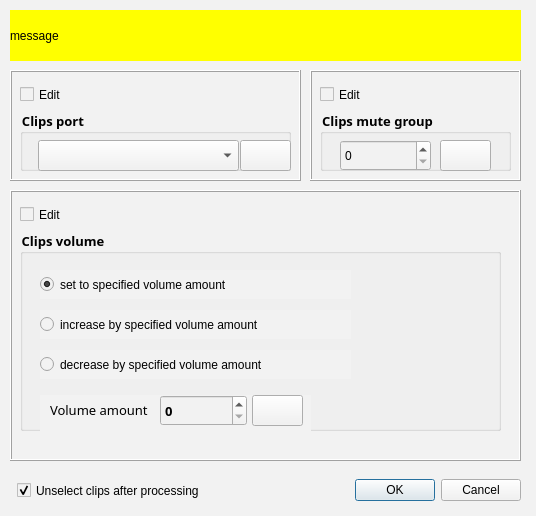
This is superboucle/edit_clips_ui.ui in zigmhount/SpinTool_zig as Qt 5 draws it before an edit. The edited form follows.
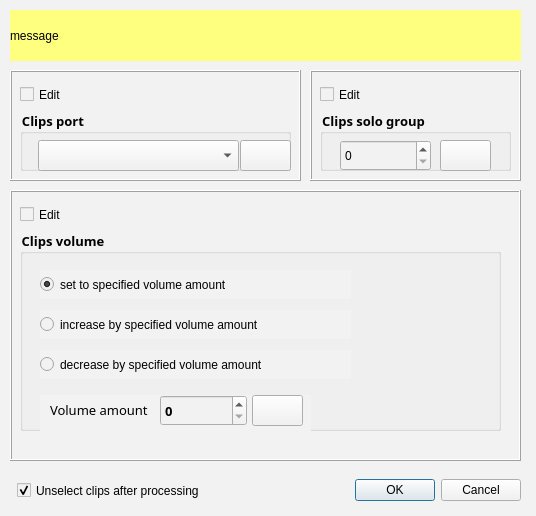
This is the edited form. Icons and pictures are not drawn.

What changed in the file:
```diff
--- a/superboucle/edit_clips_ui.ui
+++ b/superboucle/edit_clips_ui.ui
@@ -46,7 +46,7 @@
    </property>
    <property name="styleSheet">
     <string notr="true">font: bold 11pt &quot;Noto Sans&quot;;
-background-color: rgb(255, 255, 0);</string>
+background-color: rgb(255, 255, 127);</string>
    </property>
    <property name="inputMethodHints">
     <set>Qt::ImhMultiLine</set>
@@ -395,7 +395,7 @@
      <string notr="true">font: bold 10pt &quot;Noto Sans&quot;;</string>
     </property>
     <property name="title">
-     <string>Clips mute group</string>
+     <string>Clips solo group</string>
     </property>
     <widget class="QSpinBox" name="spinBoxMuteGroups">
      <property name="geometry">
```
Left out of the diff: 2 changed lines with no effect on the pictures.
